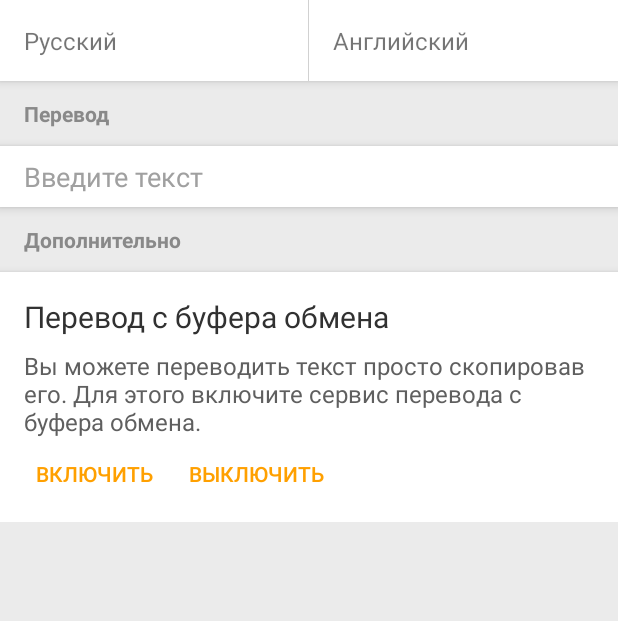
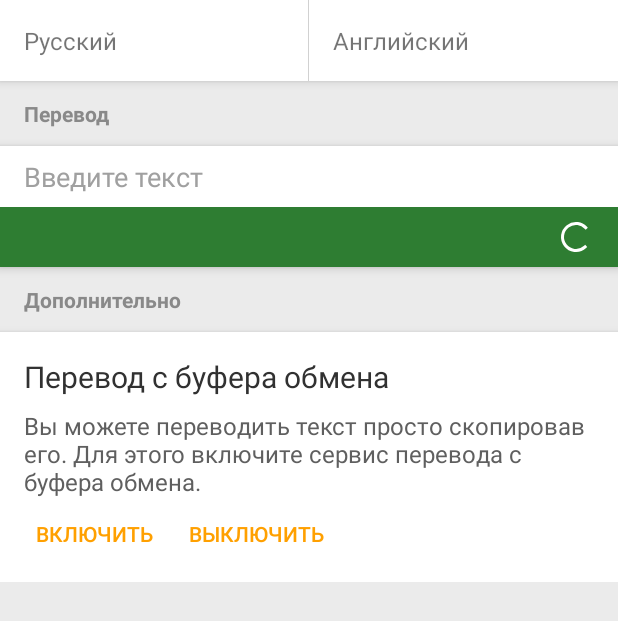
Before and after one commit to santaevpavel/ClipboardTranslator, an Android app: the layout fragment_translate.xml on its own in the app's theme, with its tools: preview values and no code run, on a phone screen of 412 x 824 dp. Shown: the top 621 px of the screen. Run offline under Robolectric (Android 15) with nearby library versions, the phone set to English and light mode, and no system bars.

Commit message:
added retry button

```diff
--- a/app/src/main/java/ru/santaev/clipboardtranslator/service/uitl/ClipboardFilter.java
+++ b/app/src/main/java/ru/santaev/clipboardtranslator/service/uitl/ClipboardFilter.java
@@ -8,8 +8,9 @@ public class ClipboardFilter implements IClipboardFilter{
 
     @Override
     public boolean filter(ClipData.Item item, ClipDescription clipDescription) {
-        String mimeType = clipDescription.getMimeType(0);
+        /*String mimeType = clipDescription.getMimeType(0);
         CharSequence text = item.getText();
-        return mimeType.equals(ClipDescription.MIMETYPE_TEXT_PLAIN);
+        return mimeType.equals(ClipDescription.MIMETYPE_TEXT_PLAIN);*/
+        return true;
     }
 }
--- a/app/src/main/res/layout/fragment_translate.xml
+++ b/app/src/main/res/layout/fragment_translate.xml
@@ -111,9 +111,10 @@
 
             <android.support.v7.widget.CardView
                 android:id="@+id/translate_layout"
-                android:visibility="gone"
+                android:visibility="visible"
                 android:layout_width="match_parent"
                 android:layout_height="wrap_content"
+                android:animateLayoutChanges="true"
                 app:cardBackgroundColor="@color/colorPrimary"
                 app:cardCornerRadius="0dp"
                 app:cardElevation="4dp"
@@ -134,10 +135,20 @@
                     android:layout_width="match_parent"
                     android:layout_height="wrap_content"
                     android:background="@null"
-                    android:gravity="top"
+                    android:layout_gravity="center_vertical"
                     android:textSize="16sp"
                     android:textColor="#fff"
                     android:textColorHint="#72ffffff" />
+
+                <android.support.v7.widget.AppCompatButton
+                    android:id="@+id/retry"
+                    android:layout_width="wrap_content"
+                    android:layout_height="32dp"
+                    android:layout_gravity="top|end"
+                    android:text="Retry"
+                    android:visibility="gone"
+                    android:textColor="#fff"
+                    android:background="@null"/>
             </android.support.v7.widget.CardView>
 
             <android.support.v7.widget.AppCompatTextView
```
Also changed, not shown: app/src/main/java/ru/santaev/clipboardtranslator/ui/TranslateFragment.java (+8 -0 lines), app/src/main/java/ru/santaev/clipboardtranslator/viewmodel/TranslateViewModel.java (+12 -1 lines).
